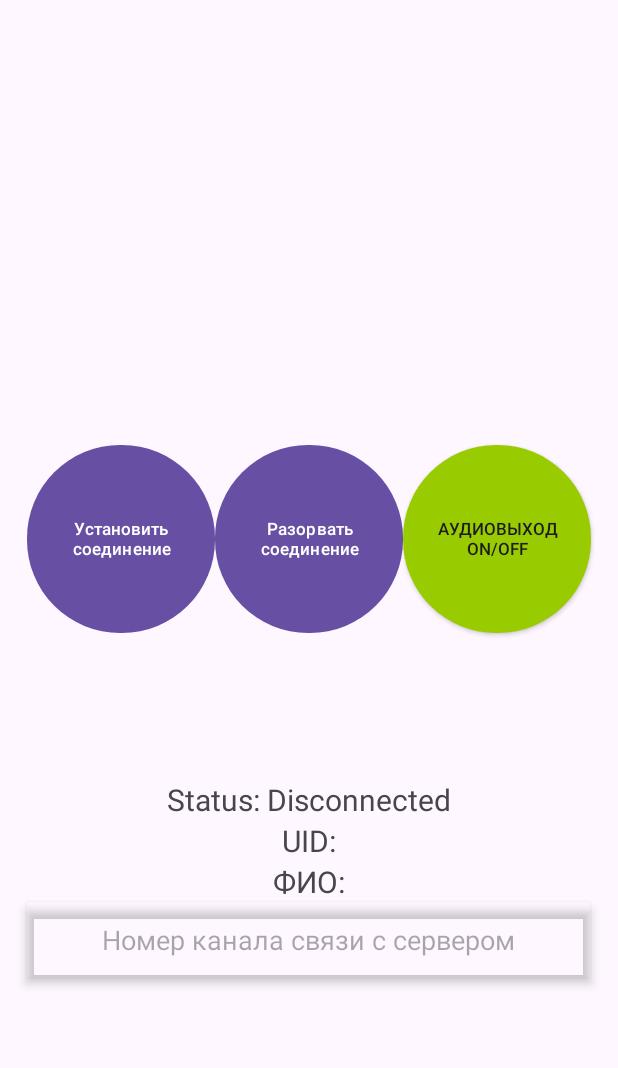
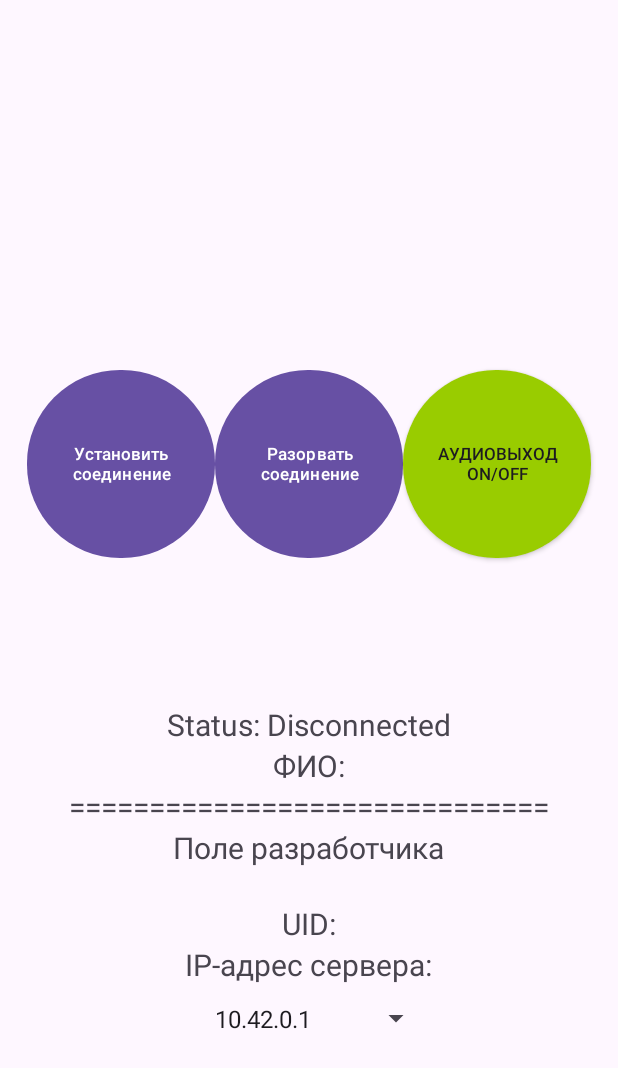
Before and after one commit to METEOPuT/claudio-app, an Android app: the screen it shows after launch (MainActivity), on a phone screen of 412 x 824 dp. Shown: the top 1068 px of the screen. Run offline under Robolectric (Android 15) with nearby library versions, the phone set to English and light mode, and no system bars; libraries missing offline, so code that uses them is left out: org.webrtc, org.webrtc.audio; 7 statements that could not run were skipped.

Commit message:
Обновление интерфейса

```diff
--- a/app/src/main/java/com/example/mobileapp/MainActivity.java
+++ b/app/src/main/java/com/example/mobileapp/MainActivity.java
@@ -15,7 +15,12 @@ import android.content.IntentFilter;
 import android.nfc.NfcAdapter;
 import android.nfc.Tag;
 import android.nfc.tech.NfcA;
-import android.media.AudioTrack;
+import android.widget.ArrayAdapter;
+import android.widget.Spinner;
+import android.view.View;
+import android.widget.AdapterView;
+
+import java.util.ArrayList;
 
 import org.webrtc.MediaStream;
 
@@ -28,6 +33,7 @@ public class MainActivity extends AppCompatActivity {
     private static final String TAG = "WebRTC_Audio";
     private TextView connectionStatus; // TextView для отображения состояния подключения
     private TextView uid; // TextView для отображения UID пропуска
+    private TextView fio;
     private Handler mainHandler; //нужен для обновлений UI из других потоков
     private boolean isAudioEnabled = true; // Флаг состояния аудиовыхода
     private boolean isSocketConnected = false;
@@ -37,9 +43,12 @@ public class MainActivity extends AppCompatActivity {
     private WebRTCClient webRTCClient;
     private OkHttpClient client;
     private String NumberDevice;
+    private String FIO;
+    private String IP;
     private boolean InNumberDevice = false;
-    private AudioTrack audioTrack;
     private MediaStream audioStream;
+
+
 
 
     @Override
@@ -47,6 +56,27 @@ public class MainActivity extends AppCompatActivity {
 
         super.onCreate(savedInstanceState);
         setContentView(R.layout.activity_main);
+
+        Spinner spinner = findViewById(R.id.spinner);
+        ArrayList<String> items = new ArrayList<>();
+        items.add("10.42.0.1");
+        items.add("192.168.0.118");
+
+        ArrayAdapter<String> adapter = new ArrayAdapter<>(this, android.R.layout.simple_spinner_item, items);
+        adapter.setDropDownViewResource(android.R.layout.simple_spinner_dropdown_item);
+        spinner.setAdapter(adapter);
+
+        spinner.setOnItemSelectedListener(new AdapterView.OnItemSelectedListener() {
+            @Override
+            public void onItemSelected(AdapterView<?> parentView, View selectedItemView, int position, long id) {
+                String selectedIp = parentView.getItemAtPosition(position).toString();
+                // Сохраняем выбранный IP
+                IP = selectedIp;
+            }
+            @Override
+            public void onNothingSelected(AdapterView<?> parentView) {
+            }
+        });
 
         webRTCClient = new WebRTCClient(this);; // Инициализация WebRTC клиента
         audioStream = webRTCClient.getMediaStream();
@@ -79,6 +109,7 @@ public class MainActivity extends AppCompatActivity {
 
         connectionStatus = findViewById(R.id.connectionStatus);
         uid = findViewById(R.id.uid);
+        fio = findViewById(R.id.fio);
         mainHandler = new Handler(Looper.getMainLooper());
 
         //Кнопка разрыва соединения
@@ -92,7 +123,7 @@ public class MainActivity extends AppCompatActivity {
     private void startWebRTC() {
         try {
             // Настройка WebRTC
-            webRTCClient.startConnectionViaHttp("http://192.168.0.118:8889/stream");
+            webRTCClient.startConnectionViaHttp("http://"+IP+":8889/stream");
             connectionStatus.setText("WebRTC Connected");
             isWebRTCConnected = true;
             Log.d(TAG, "WebRTC соединение установлено.");
@@ -187,7 +218,7 @@ public class MainActivity extends AppCompatActivity {
         }
 
         client = new OkHttpClient();
-        Request request = new Request.Builder().url("ws://192.168.0.118:8080").build();
+        Request request = new Request.Builder().url("ws://"+IP+":8080").build();
 
         webSocket = client.newWebSocket(request, new WebSocketListener() {
             @Override
@@ -207,10 +238,15 @@ public class MainActivity extends AppCompatActivity {
                     AudioMute(text);
 
                 }
-                if (InNumberDevice == true) {
+                if (InNumberDevice == true && !text.startsWith("FIO:")) {
                     NumberDevice = text;
+                    Log.d("WebSocket", "Присвоен номер устройства: "+NumberDevice);
+                }
+                if (InNumberDevice == true && text.startsWith("FIO:")) {
+                    FIO = text.substring(4);
                     InNumberDevice = false;
-                    Log.d("WebSocket", "Присвоен номер устройства: "+NumberDevice);
+                    updateFIO(FIO);
+                    Log.d("WebSocket", "Присвоены ФИО клиента: "+ FIO);
                 }
             }
 
@@ -370,6 +406,19 @@ public class MainActivity extends AppCompatActivity {
         });
     }
 
+    private void updateFIO(String FIO) {
+        Log.d("NFC", "Updating FIO: " + FIO);
+        mainHandler.post(() -> {
+            if (fio != null) {
+                fio.setText("UID: " + FIO);
+                Log.d("NFC", "FIO updated on UI");
+
+            } else {
+                Log.e("NFC", "FIO TextView is null");
+            }
+        });
+    }
+
     private void sendCardNumberThroughWebSocket(String cardNumber) {
         if (webSocket != null) {
             String message = cardNumber;
--- a/app/src/main/res/layout/activity_main.xml
+++ b/app/src/main/res/layout/activity_main.xml
@@ -53,7 +53,44 @@
             android:layout_height="wrap_content"
             android:text="Status: Disconnected"
             android:textSize="20sp"
-            android:layout_marginTop="-200dp"
+            android:layout_marginTop="-150dp"
+            android:layout_gravity="center"
+
+            app:layout_constraintBottom_toBottomOf="parent"
+            app:layout_constraintEnd_toEndOf="parent"
+            app:layout_constraintStart_toStartOf="parent"
+            app:layout_constraintTop_toTopOf="parent" />
+
+        <TextView
+            android:id="@+id/fio"
+            android:layout_width="wrap_content"
+            android:layout_height="wrap_content"
+            android:text="ФИО:"
+            android:textSize="20sp"
+            android:layout_gravity="center"
+
+            app:layout_constraintBottom_toBottomOf="parent"
+            app:layout_constraintEnd_toEndOf="parent"
+            app:layout_constraintStart_toStartOf="parent"
+            app:layout_constraintTop_toTopOf="parent" />
+
+        <TextView
+            android:layout_width="wrap_content"
+            android:layout_height="wrap_content"
+            android:text="=============================="
+            android:textSize="20sp"
+            android:layout_gravity="center"
+
+            app:layout_constraintBottom_toBottomOf="parent"
+            app:layout_constraintEnd_toEndOf="parent"
+            app:layout_constraintStart_toStartOf="parent"
+            app:layout_constraintTop_toTopOf="parent" />
+
+        <TextView
+            android:layout_width="wrap_content"
+            android:layout_height="wrap_content"
+            android:text="Поле разработчика\n"
+            android:textSize="20sp"
             android:layout_gravity="center"
 
             app:layout_constraintBottom_toBottomOf="parent"
@@ -75,10 +112,9 @@
             app:layout_constraintTop_toTopOf="parent" />
 
         <TextView
-            android:id="@+id/fio"
             android:layout_width="wrap_content"
             android:layout_height="wrap_content"
-            android:text="ФИО:"
+            android:text="IP-адрес сервера:"
             android:textSize="20sp"
             android:layout_gravity="center"
 
@@ -87,33 +123,11 @@
             app:layout_constraintStart_toStartOf="parent"
             app:layout_constraintTop_toTopOf="parent" />
 
-        /*<TextView
-            android:id="@+id/commandOverlay"
+        <Spinner
+            android:id="@+id/spinner"
             android:layout_width="wrap_content"
             android:layout_height="wrap_content"
-            android:padding="8dp"
-            android:layout_margin="16dp"
-            android:background="#CC000000"
-            android:textColor="#FFFFFF"
-            android:textSize="14sp"
-            android:text="Ожидание команд..."
-            android:visibility="gone"
-            android:elevation="6dp"
-            android:layout_alignParentBottom="true"
-            android:layout_alignParentEnd="true" />*/
-
-        <EditText
-            android:id="@+id/ServerNumberInput"
-            android:layout_width="375dp"
-            android:layout_height="50dp"
-            android:background="@color/white"
-            android:backgroundTint="@android:color/transparent"
-            android:elevation="4dp"
-            android:gravity="center"
-            android:hint="Номер канала связи с сервером"
-            android:inputType="number"
-            android:outlineSpotShadowColor="@color/black"
-            android:textSize="18sp" />
+            android:padding="11dp"/>
 
     </LinearLayout>
 
--- a/app/src/main/res/xml/network_security_config.xml
+++ b/app/src/main/res/xml/network_security_config.xml
@@ -6,4 +6,7 @@
     <domain-config cleartextTrafficPermitted="true">
         <domain includeSubdomains="true">192.168.0.118</domain>
     </domain-config>
+    <domain-config cleartextTrafficPermitted="true">
+        <domain includeSubdomains="true">10.42.0.1</domain>
+    </domain-config>
 </network-security-config>
```
